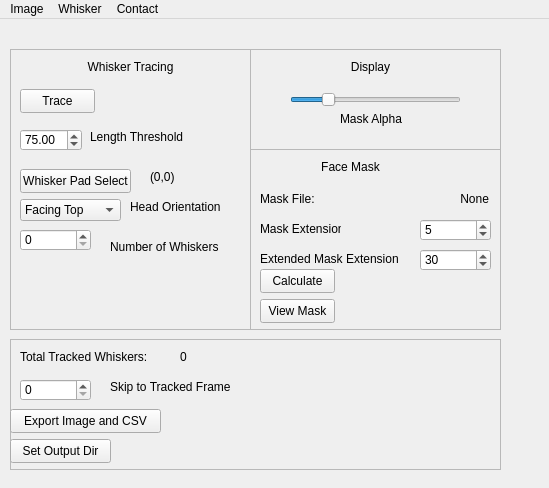
paulmthompson/WhiskerToolbox, file src/WhiskerToolbox/Whisker_Widget/Whisker_Widget.ui: the form before one commit.
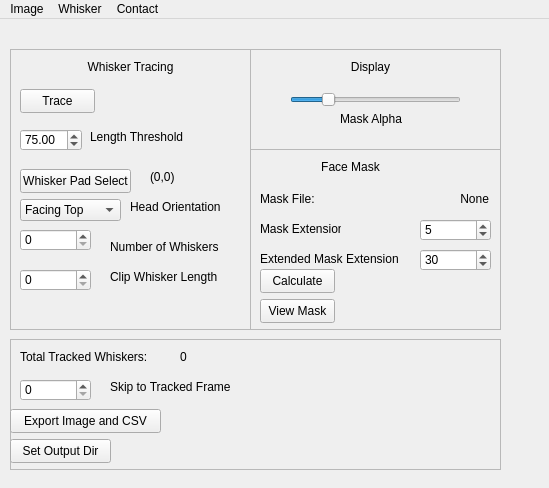
The form after the commit.

Commit message: can trim the end off of whiskers in whisker widget

Diff of the .ui file:
```diff
--- a/src/WhiskerToolbox/Whisker_Widget/Whisker_Widget.ui
+++ b/src/WhiskerToolbox/Whisker_Widget/Whisker_Widget.ui
@@ -185,7 +185,39 @@
       <string>Whisker Tracing</string>
      </property>
      <property name="alignment">
-      <set>Qt::AlignCenter</set>
+      <set>Qt::AlignmentFlag::AlignCenter</set>
+     </property>
+    </widget>
+    <widget class="QLabel" name="label_13">
+     <property name="geometry">
+      <rect>
+       <x>100</x>
+       <y>220</y>
+       <width>131</width>
+       <height>16</height>
+      </rect>
+     </property>
+     <property name="text">
+      <string>Clip Whisker Length</string>
+     </property>
+    </widget>
+    <widget class="QSpinBox" name="whisker_clip">
+     <property name="geometry">
+      <rect>
+       <x>10</x>
+       <y>220</y>
+       <width>71</width>
+       <height>22</height>
+      </rect>
+     </property>
+     <property name="minimum">
+      <number>0</number>
+     </property>
+     <property name="singleStep">
+      <number>1</number>
+     </property>
+     <property name="value">
+      <number>0</number>
      </property>
     </widget>
    </widget>
```
Left out of the diff: 26 changed lines with no effect on the pictures. The commit also changes 2 other files.
